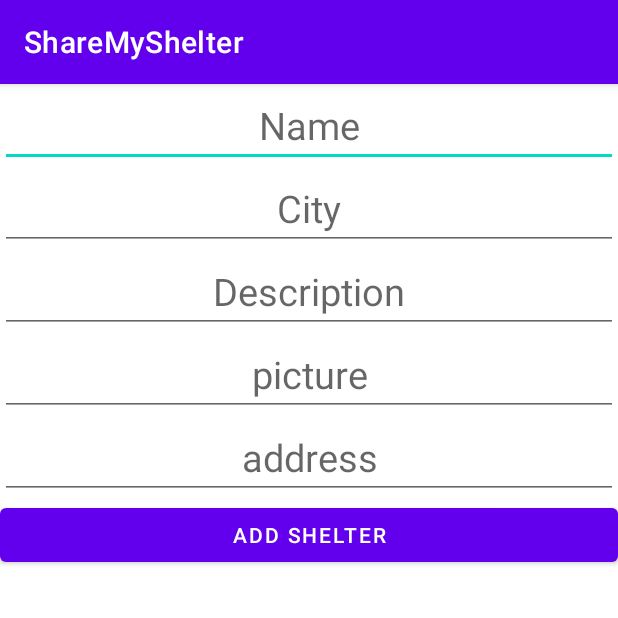
After one commit to moshBengi/ShareMyShelter, an Android app: the AddShelter screen opened directly, with no data from a screen before it, on a phone screen of 412 x 824 dp, the top half of it. The commit adds this screen. Run offline under Robolectric (Android 15) with nearby library versions, the phone set to English and light mode, and no system bars.

Commit message:
Added an activity that enables the user to add a new shelter.

```diff
--- /dev/null
+++ b/app/src/main/java/com/example/sharemyshelter/AddShelter.java
@@ -0,0 +1,47 @@
+package com.example.sharemyshelter;
+
+import android.os.Bundle;
+import android.widget.Button;
+import android.widget.EditText;
+
+import androidx.appcompat.app.AppCompatActivity;
+
+public class AddShelter extends AppCompatActivity {
+
+    @Override
+    protected void onCreate(Bundle savedInstanceState) {
+        super.onCreate(savedInstanceState);
+        setContentView(R.layout.activity_add_shelter);
+
+        EditText name = findViewById(R.id.name);
+        EditText city = findViewById(R.id.city);
+        EditText description = findViewById(R.id.description);
+        EditText picture = findViewById(R.id.picture);
+        EditText address = findViewById(R.id.address);
+        Button addButton = findViewById(R.id.addButton);
+
+        addButton.setOnClickListener(v -> {
+            if (!name.getText().toString().equals("")
+            && !city.getText().toString().equals("")
+            && !description.getText().toString().equals("")
+            && !address.getText().toString().equals(""))
+            {
+                Shelter newShelter = new Shelter(name.getText().toString(),
+                        city.getText().toString(), address.getText().toString(),
+                        description.getText().toString());
+                ShelterApp app = (ShelterApp) getApplicationContext();
+                app.addShelter(newShelter);
+                name.setText("");
+                city.setText("");
+                description.setText("");
+                address.setText("");
+            }
+        });
+//        Geocoder geocoder = new Geocoder(this);
+//        try {
+//            List<Address> addresses = geocoder.getFromLocationName(address.getText().toString(), 1);
+//        } catch (IOException e) {
+//            e.printStackTrace();
+//        }
+    }
+}
--- a/app/src/main/java/com/example/sharemyshelter/MainActivity.java
+++ b/app/src/main/java/com/example/sharemyshelter/MainActivity.java
@@ -70,8 +70,8 @@ public class MainActivity extends AppCompatActivity implements LocationListener
 
         Intent intent = new Intent(this,ListenerService.class);
         startService(intent);
-
-
+//        Intent intent = new Intent(this, AddShelter.class);
+//        startActivity(intent);
     }
     @Override
     public void onLocationChanged(Location loc) {
--- /dev/null
+++ b/app/src/main/res/layout/activity_add_shelter.xml
@@ -0,0 +1,72 @@
+<?xml version="1.0" encoding="utf-8"?>
+<androidx.constraintlayout.widget.ConstraintLayout xmlns:android="http://schemas.android.com/apk/res/android"
+    xmlns:app="http://schemas.android.com/apk/res-auto"
+    xmlns:tools="http://schemas.android.com/tools"
+    android:layout_width="match_parent"
+    android:layout_height="match_parent"
+    tools:context=".AddShelter">
+
+    <LinearLayout
+        android:layout_width="match_parent"
+        android:layout_height="match_parent"
+        android:orientation="vertical">
+
+        <EditText
+            android:id="@+id/name"
+            android:layout_width="match_parent"
+            android:layout_height="wrap_content"
+            android:hint="Name"
+            android:textSize="25sp"
+            android:inputType="text"
+            android:gravity="center"/>
+
+        <EditText
+            android:id="@+id/city"
+            android:layout_width="match_parent"
+            android:layout_height="wrap_content"
+            android:hint="City"
+            android:textSize="25sp"
+            android:inputType="text"
+            android:gravity="center"/>
+
+        <EditText
+            android:id="@+id/description"
+            android:layout_width="match_parent"
+            android:layout_height="wrap_content"
+            android:hint="Description"
+            android:textSize="25sp"
+            android:inputType="text"
+            android:gravity="center"/>
+
+        <EditText
+            android:id="@+id/picture"
+            android:layout_width="match_parent"
+            android:layout_height="wrap_content"
+            android:hint="picture"
+            android:textSize="25sp"
+            android:inputType="text"
+            android:gravity="center"/>
+
+<!--        <Spinner-->
+<!--            android:id="@+id/mySpinner"-->
+<!--            android:layout_width="wrap_content"-->
+<!--            android:layout_height="wrap_content" />-->
+
+        <EditText
+            android:id="@+id/address"
+            android:layout_width="match_parent"
+            android:layout_height="wrap_content"
+            android:hint="address"
+            android:textSize="25sp"
+            android:inputType="text"
+            android:gravity="center"/>
+
+        <Button
+            android:id="@+id/addButton"
+            android:layout_width="match_parent"
+            android:layout_height="wrap_content"
+            android:text="Add Shelter"
+            />
+        </LinearLayout>
+
+</androidx.constraintlayout.widget.ConstraintLayout>
```
Also changed, not shown: app/src/main/AndroidManifest.xml (+6 -1 lines), app/src/main/java/com/example/sharemyshelter/Shelter.java (+16 -4 lines), app/src/main/java/com/example/sharemyshelter/ShelterApp.java (+7 -3 lines).
